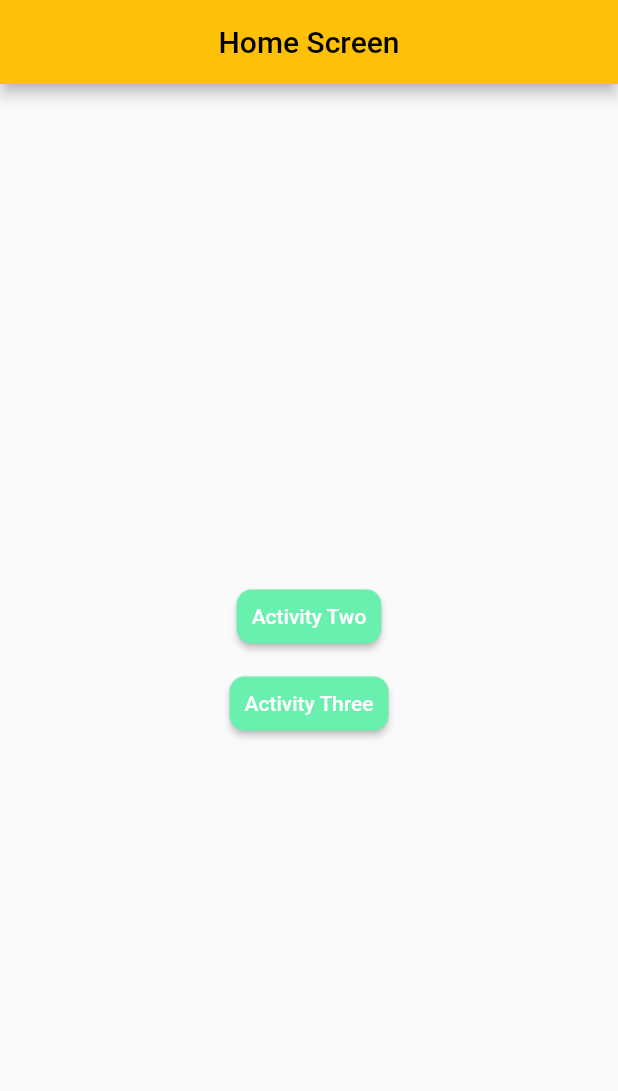
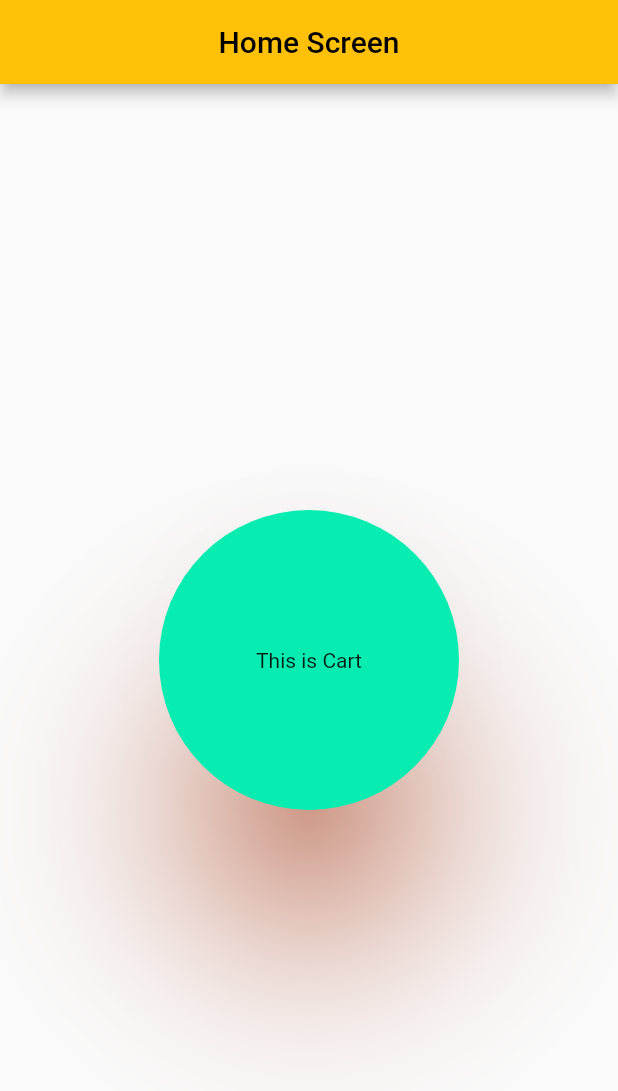
Before and after one commit to khalid063/ostad_code_practice_01, a Flutter app: the screen it shows after launch, on a phone screen of 412 x 824 dp. Shown: the top 1091 px of the screen. Run offline on Flutter 3.47's test engine with Material 2 defaults, Android fonts, the phone set to English and light mode, and no system bars.

Commit message:
34 class done

```diff
--- a/lib/main.dart
+++ b/lib/main.dart
@@ -44,21 +44,20 @@ class _HomeActivityState extends State<HomeActivity> {
         SnackBar(content: Text(message))
     );
   }
+  /// Button style start
+  final ButtonStyle elevButtonStyle = ElevatedButton.styleFrom(
+      padding: EdgeInsets.all(10),
+      backgroundColor: Colors.greenAccent,
+      foregroundColor: Colors.white,
+      shape: RoundedRectangleBorder(
+          borderRadius: BorderRadius.all(Radius.circular(10))
+      )
+  );
 
 
   /// Scaffold Start
   @override
   Widget build(BuildContext context) {
-
-    /// Button style start
-    final ButtonStyle elevButtonStyle = ElevatedButton.styleFrom(
-        padding: EdgeInsets.all(10),
-        backgroundColor: Colors.greenAccent,
-        foregroundColor: Colors.white,
-        shape: RoundedRectangleBorder(
-            borderRadius: BorderRadius.all(Radius.circular(10))
-        )
-    );
 
     return Scaffold(
       appBar: AppBar(
@@ -66,19 +65,18 @@ class _HomeActivityState extends State<HomeActivity> {
         centerTitle: true,
       ),
       body: Center(
-        child: Column(
-          mainAxisAlignment: MainAxisAlignment.center,
-          children: [
-            ElevatedButton(onPressed: () {
-              Navigator.push(context, MaterialPageRoute(builder: (context)=>ActivityTwo("This data will go Second Aactivity")));
-            }, child: Text("Activity Two"), style: elevButtonStyle),
-            SizedBox(height: 10,),
-            ElevatedButton(onPressed: () {
-              Navigator.push(context, MaterialPageRoute(builder: (context)=>ActivityThree()));
-            }, child: Text("Activity Three"), style: elevButtonStyle),
-          ],
-        )
-      ),
+        child: Card(
+          shape: RoundedRectangleBorder(borderRadius: BorderRadius.circular(100)),
+          color: Color.fromRGBO(7, 236, 176, 1),
+          shadowColor: Colors.deepOrange,
+          elevation: 50,
+          child: SizedBox(
+            height: 200,
+            width: 200,
+            child: Center(child: Text('This is Cart'),),
+          ),
+        ),
+      )
     );
 
     /// Scaffold End
```
Also changed, not shown: lib/Activity/activity_two.dart (+2 -22 lines).
